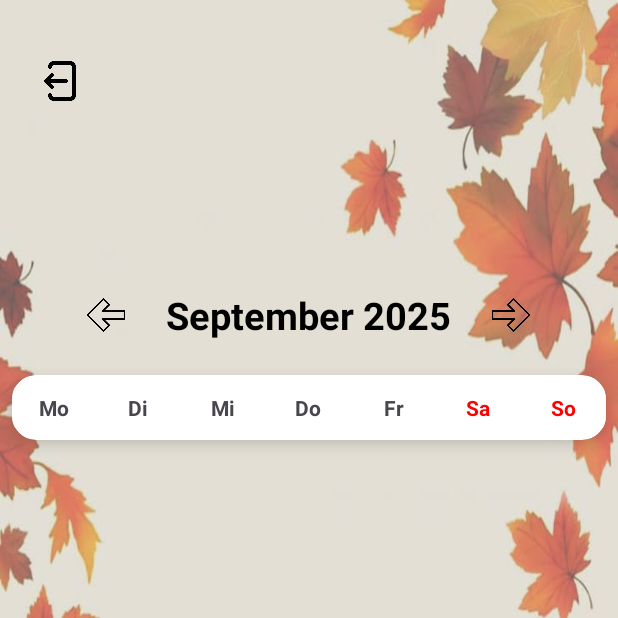
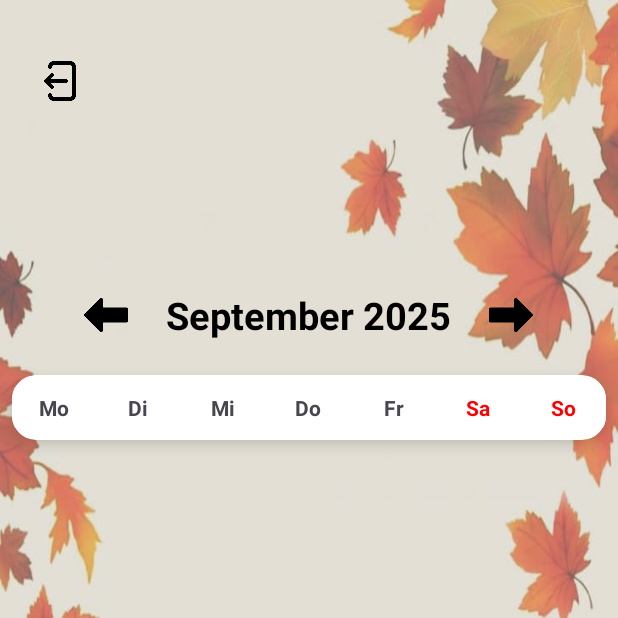
Before and after one commit to bachelor-terminplanung/app-frontend, an Android app: the CalendarFragment screen opened through its navigation route, on a phone screen of 412 x 824 dp, the top half of it. Run offline under Robolectric (Android 15) with nearby library versions, the phone set to English and light mode, and no system bars; libraries missing offline, so code that uses them is left out: yuku.ambilwarna.

Commit message:
exchanged arrow drawables

```diff
--- a/app/src/main/res/layout/fragment_calendar.xml
+++ b/app/src/main/res/layout/fragment_calendar.xml
@@ -57,7 +57,7 @@ Dieses Cover wurde unter Verwendung von Ressourcen von Flaticon.com erstellt
             android:layout_width="48dp"
             android:layout_height="48dp"
             android:background="?attr/selectableItemBackgroundBorderless"
-            android:src="@drawable/zurueckpfeil"
+            android:src="@drawable/schwarzpfeil"
             android:theme="@style/BlueButton"
             android:contentDescription="Vorheriger Monat"
             android:scaleType="centerInside"
@@ -77,7 +77,7 @@ Dieses Cover wurde unter Verwendung von Ressourcen von Flaticon.com erstellt
             android:layout_width="48dp"
             android:layout_height="48dp"
             android:background="?attr/selectableItemBackgroundBorderless"
-            android:src="@drawable/pfeilweiter"
+            android:src="@drawable/schwarzpfeil2"
             android:contentDescription="Nächster Monat"
             android:scaleType="centerInside"
             android:padding="8dp"/>
```
